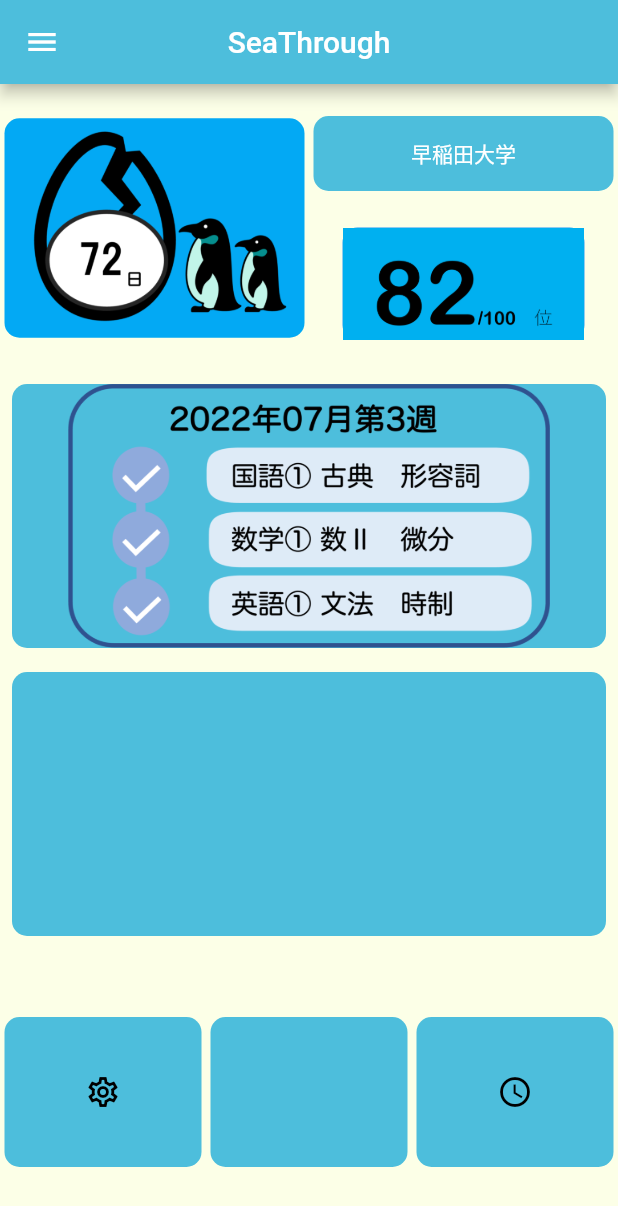
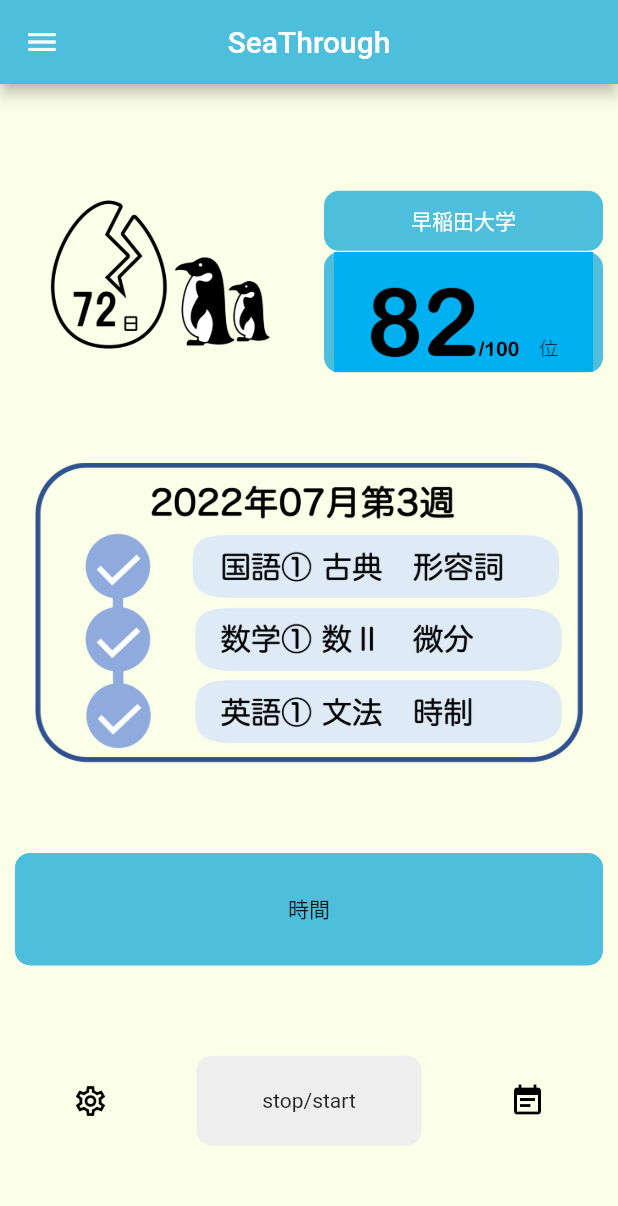
Before and after one commit to mon50/back_calculation, a Flutter app: the MainPage screen opened directly, on a phone screen of 412 x 824 dp. Shown: the top 1206 px of the screen. Run offline on Flutter 3.47's test engine with Material 2 defaults, Android fonts, the light colour scheme and no system bars; our stand-ins replace select_form_field.

Commit message:
penguins_opa.pngとweekly_todo.pngを追加 mainpage.dartのデザイン更新

```diff
--- a/lib/mainpage.dart
+++ b/lib/mainpage.dart
@@ -1,7 +1,10 @@
 import 'package:flutter/material.dart';
+
 
 const kMainColour = Color(0xFF4DBEDC);
 const kIconColour = Colors.black;
+const kBackColour = Color(0xFFFCFFE7);
+const kFourheight = 60.0;
 
 class MainPage extends StatefulWidget {
   @override
@@ -65,40 +68,43 @@ class _MainPageState extends State<MainPage> {
         ),
       ),
       body: Column(
-        crossAxisAlignment: CrossAxisAlignment.stretch,
-
-        children: <Widget>[
-          //1つ目の行
-          Expanded(
+        mainAxisSize: MainAxisSize.max,
+        mainAxisAlignment: MainAxisAlignment.spaceEvenly,
+        children: [
+          Padding(
+              padding: EdgeInsetsDirectional.fromSTEB(0, 1, 0, 0),
+              child: Padding(
+                padding: EdgeInsetsDirectional.fromSTEB(0, 10, 0, 0),
                 child: Row(
-
-              children: <Widget>[
+                  mainAxisSize: MainAxisSize.max,
+                  mainAxisAlignment: MainAxisAlignment.spaceAround,
+                  children: [
                     Expanded(
                       child: Padding(
-                    padding: const EdgeInsets.all(3.0),
+                        padding: EdgeInsetsDirectional.fromSTEB(10, 0, 10, 0),
                         child: Container(
-
-                      //背景の色に合わせる
                           child: Image.asset(
-                        'images/count.png',
+                            'images/penguins_opa.png',
                           ),
+                          width: 140,
+                          height: 120,
                           decoration: BoxDecoration(
-                        color: Colors.lightBlue,
+                            color: kBackColour,
                             borderRadius: BorderRadius.circular(10),
                           ),
                         ),
                       ),
                     ),
-
-
                     Expanded(
+                      child: Align(
+                        alignment: AlignmentDirectional(0, 0),
+                        child: Padding(
+                          padding: EdgeInsetsDirectional.fromSTEB(10, 0, 10, 0),
                           child: Column(
-                    mainAxisAlignment: MainAxisAlignment.spaceEvenly,
+                            mainAxisSize: MainAxisSize.max,
+                            crossAxisAlignment: CrossAxisAlignment.stretch,
                             children: [
-                      //大学名
-                      Padding(
-                        padding: const EdgeInsets.all(3.0),
-                        child: Container(
+                              Container(
                                 child: Center(
                                   child: Text('早稲田大学',
                                     style: TextStyle(
@@ -106,135 +112,107 @@ class _MainPageState extends State<MainPage> {
 
                                     ),),
                                 ),
-                          // width: 150,
-                          height: 50,
+                                width: 140,
+                                height: 40,
+                                decoration: BoxDecoration(
+                                  color: kMainColour,
+                                  borderRadius: BorderRadius.circular(10),
+                                ),
+                              ),
+                              SizedBox(height: 1.0,),
+                              Container(
+                                child: Image.asset(
+                                  'images/level.png',
+                                  // fit: BoxFit.contain,
+                                ),
+                                width: 140,
+                                height: 80,
+                                decoration: BoxDecoration(
+                                  color: kMainColour,
+                                  borderRadius: BorderRadius.circular(10),
+                                ),
+                              ),
+                            ],
+                          ),
+                        ),
+                      ),
+                    ),
+                  ],
+                ),
+              )
+
+          ),
+          //2行め
+          Padding(
+            padding: EdgeInsetsDirectional.fromSTEB(10, 0, 10, 0),
+            child: Container(
+              child: Image.asset(
+                'images/weekly_todo.png',
+                // fit: BoxFit.contain,
+              ),
+              width: double.infinity,
+              height: 200,
+              decoration: BoxDecoration(
+                color: kBackColour,
+                borderRadius: BorderRadius.circular(10),
+              ),
+            ),
+          ),
+          //三行目
+          Padding(
+            padding: EdgeInsetsDirectional.fromSTEB(10, 0, 10, 0),
+            child: Container(
+              child: Center(child: Text('時間')),
+              width: double.infinity,
+              height: 75,
               decoration: BoxDecoration(
                 color: kMainColour,
                 borderRadius: BorderRadius.circular(10),
               ),
             ),
           ),
-                      //ランキング
-                      Padding(
-                        padding: const EdgeInsets.all(3.0),
-                        child: Container(
-                          child: Image.asset(
-                            'images/level.png',
-                            // fit: BoxFit.contain,
+          Row(
+            mainAxisSize: MainAxisSize.max,
+            mainAxisAlignment: MainAxisAlignment.spaceAround,
+            children: [
+              Container(
+                width: 100,
+                height: kFourheight,
+                decoration: BoxDecoration(
+                  color: kBackColour,
                 ),
-                          // width: 150,
-                          height: 75,
+                child: Icon(
+                  Icons.settings_outlined,
+                  color: Colors.black,
+                  size: 24,
+                ),
+              ),
+              Container(
+                child: Center(child: Text('stop/start')),
+                width: 150,
+                height: kFourheight,
                 decoration: BoxDecoration(
-                            color: Colors.blue,
+                  color: Color(0xFFEEEEEE),
                   borderRadius: BorderRadius.circular(10),
                 ),
+
+              ),
+              Container(
+                width: 100,
+                height: kFourheight,
+                decoration: BoxDecoration(
+                  color: kBackColour,
+                ),
+                child: Icon(
+                  Icons.event_note,
+                  color: Colors.black,
+                  size: 24,
                 ),
               ),
             ],
           ),
-
-                ),
         ],
-            ),
-          ),
-          //2つ目の行
-          Expanded(
-
-            child: Padding(
-              padding: const EdgeInsets.all(8.0),
-              child: Container(
-                child: Image.asset(
-                  'images/todo.png',
-                  // fit: BoxFit.contain,
-                ),
-                width: 100,
-                height: 200,
-                decoration: BoxDecoration(
-                  color: kMainColour,
-                  borderRadius: BorderRadius.circular(10),
-                ),
-              ),
-            ),
-
-          ),
-          //3つ目の行
-          Expanded(
-            child: Padding(
-              padding: const EdgeInsets.all(8.0),
-              child: Container(
-                width: 100,
-                // height: 20,
-                decoration: BoxDecoration(
-                  color: kMainColour,
-                  borderRadius: BorderRadius.circular(10),
-                ),
-              ),
-            ),
-
-          ),
-
-
-          //4つめの行
-          Expanded(
-            child: Row(
-              children: <Widget>[
-                Expanded(
-                  child: Padding(
-                    padding: const EdgeInsets.all(3.0),
-                    child: Container(
-                      child: Icon(
-                        Icons.settings_outlined,
-                        color: kIconColour,
-                        size: 24,
-                      ),
-                      width: 100,
-                      height: 100,
-                      decoration: BoxDecoration(
-                        color: kMainColour,
-                        borderRadius: BorderRadius.circular(10),
-                      ),
-                    ),
-                  ),
-
-                ),
-                Expanded(
-                  child: Padding(
-                    padding: const EdgeInsets.all(3.0),
-                    child: Container(
-                      width: 100,
-                      height: 100,
-                      decoration: BoxDecoration(
-                        color: kMainColour,
-                        borderRadius: BorderRadius.circular(10),
-                      ),
-                    ),
-                  ),
-
-                ),
-                Expanded(
-                  child: Padding(
-                    padding: const EdgeInsets.all(3.0),
-                    child: Container(
-                      child: Icon(
-                        Icons.access_time,
-                        color: kIconColour,
-                        size: 24,
-                      ),
-                      width: 100,
-                      height: 100,
-                      decoration: BoxDecoration(
-                        color: kMainColour,
-                        borderRadius: BorderRadius.circular(10),
-                      ),
-                    ),
-                  ),
-
-                ),
-              ],
-            ),
-          ),
-        ],
-      ),
+      )
 
 
 
```
Also changed, not shown: images/penguins_opa.png (added), images/weekly_todo.png (added). Lines whose indentation alone changed are shown as unchanged.
